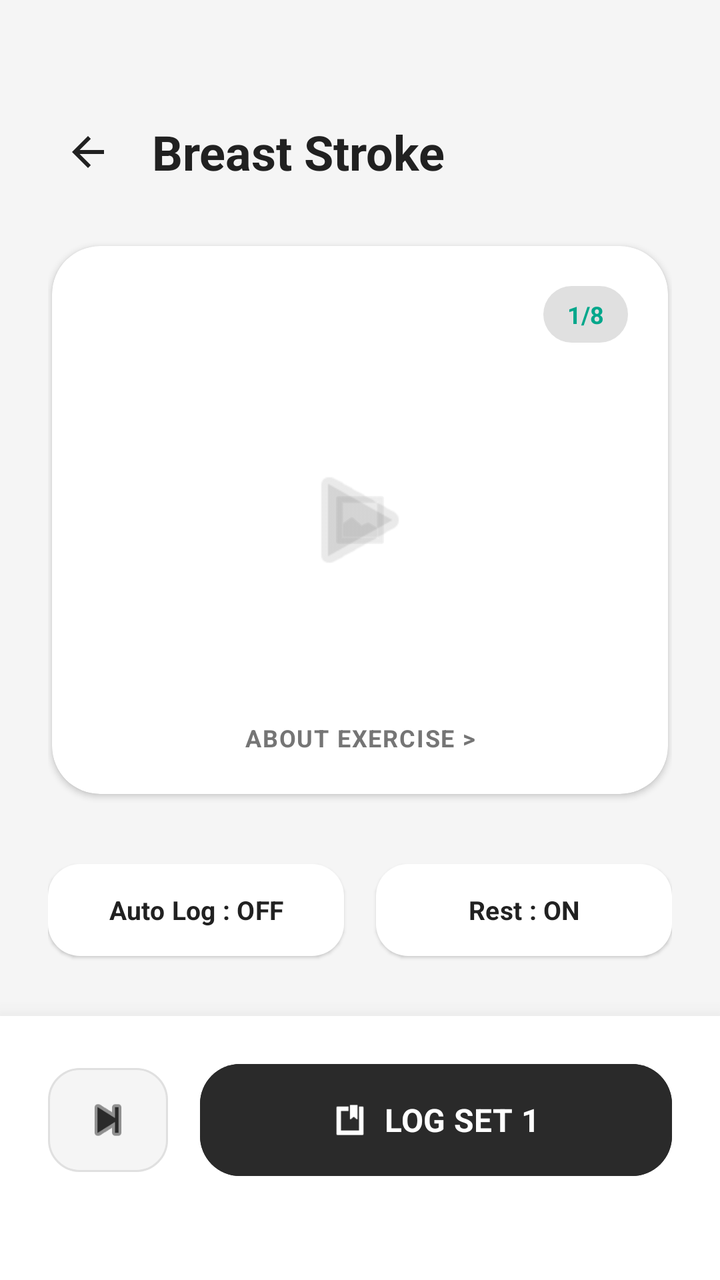
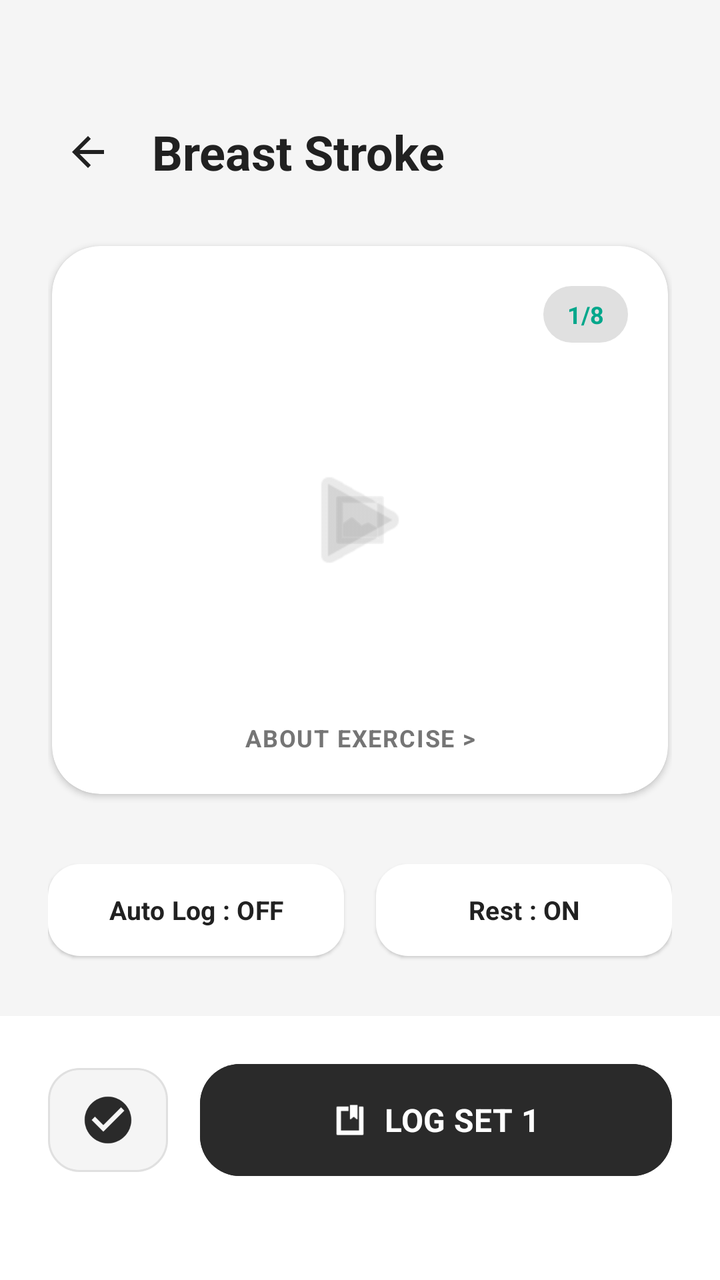

Screens rendered from an Android XML layout before and after an edit, with the pre-edit source and the edit as a unified diff.
<!-- AndroidManifest.xml: application theme Theme.Nutriority -->
<!-- res/layout/fragment_exercise_detail.xml -->
<?xml version="1.0" encoding="utf-8"?>
<androidx.constraintlayout.widget.ConstraintLayout
    xmlns:android="http://schemas.android.com/apk/res/android"
    xmlns:app="http://schemas.android.com/apk/res-auto"
    xmlns:tools="http://schemas.android.com/tools"
    android:layout_width="match_parent"
    android:layout_height="match_parent"
    android:background="@color/app_background"
    tools:context=".ui.workout.ExerciseDetailFragment">

    
    <LinearLayout
        android:id="@+id/header_container"
        android:layout_width="match_parent"
        android:layout_height="wrap_content"
        android:orientation="vertical"
        android:paddingHorizontal="24dp"
        android:paddingTop="56dp"
        android:paddingBottom="16dp"
        app:layout_constraintTop_toTopOf="parent">

        <LinearLayout
            android:layout_width="match_parent"
            android:layout_height="wrap_content"
            android:gravity="center_vertical"
            android:orientation="horizontal">

            <ImageView
                android:id="@+id/backButton"
                android:layout_width="40dp"
                android:layout_height="40dp"
                android:importantForAccessibility="no"
                android:padding="8dp"
                android:src="@drawable/ic_arrow_back"
                app:tint="#212121" />

            <TextView
                android:id="@+id/exerciseTitle"
                android:layout_width="wrap_content"
                android:layout_height="wrap_content"
                android:layout_marginStart="12dp"
                android:fontFamily="sans-serif"
                android:textStyle="bold"
                android:text="Breast Stroke"
                android:textColor="#212121"
                android:textSize="24sp"
                app:autoSizeTextType="uniform"
                app:autoSizeMinTextSize="18sp"
                app:autoSizeMaxTextSize="24sp" />
        </LinearLayout>
    </LinearLayout>

    <androidx.core.widget.NestedScrollView
        android:layout_width="0dp"
        android:layout_height="0dp"
        android:clipToPadding="false"
        android:paddingBottom="100dp"
        app:layout_constraintBottom_toTopOf="@id/bottom_bar"
        app:layout_constraintEnd_toEndOf="parent"
        app:layout_constraintStart_toStartOf="parent"
        app:layout_constraintTop_toBottomOf="@id/header_container">

        <LinearLayout
            android:layout_width="match_parent"
            android:layout_height="wrap_content"
            android:orientation="vertical"
            android:paddingHorizontal="24dp">

            
            <com.google.android.material.card.MaterialCardView
                android:layout_width="match_parent"
                android:layout_height="280dp"
                android:layout_marginTop="8dp"
                app:cardBackgroundColor="@android:color/white"
                app:cardCornerRadius="24dp"
                app:cardElevation="2dp"
                app:cardPreventCornerOverlap="false"
                app:cardUseCompatPadding="true"
                app:strokeWidth="0dp">

                <androidx.constraintlayout.widget.ConstraintLayout
                    android:layout_width="match_parent"
                    android:layout_height="match_parent"
                    android:background="@android:color/transparent">

                    <TextView
                        android:id="@+id/exerciseCountText"
                        android:layout_width="wrap_content"
                        android:layout_height="wrap_content"
                        android:layout_marginTop="20dp"
                        android:layout_marginEnd="20dp"
                        android:background="@drawable/rounded_chip_background_light"
                        android:fontFamily="sans-serif"
                        android:textStyle="bold"
                        android:paddingHorizontal="12dp"
                        android:paddingVertical="6dp"
                        android:text="1/8"
                        android:textColor="@color/green"
                        android:textSize="12sp"
                        app:autoSizeTextType="uniform"
                        app:autoSizeMinTextSize="10sp"
                        app:autoSizeMaxTextSize="12sp"
                        app:layout_constraintEnd_toEndOf="parent"
                        app:layout_constraintTop_toTopOf="parent" />

                    <ImageView
                        android:id="@+id/img_exercise"
                        android:layout_width="match_parent"
                        android:layout_height="match_parent"
                        android:importantForAccessibility="no"
                        android:scaleType="centerInside"
                        android:layout_margin="32dp"
                        android:src="@android:drawable/ic_menu_gallery"
                        app:tint="#E0E0E0" />

                    <ImageView
                        android:layout_width="64dp"
                        android:layout_height="64dp"
                        android:importantForAccessibility="no"
                        android:src="@android:drawable/ic_media_play"
                        android:alpha="0.2"
                        app:layout_constraintBottom_toBottomOf="parent"
                        app:layout_constraintEnd_toEndOf="parent"
                        app:layout_constraintStart_toStartOf="parent"
                        app:layout_constraintTop_toTopOf="parent"
                        app:tint="@color/primary_dark" />

                    <TextView
                        android:id="@+id/btnAboutExercise"
                        android:layout_width="wrap_content"
                        android:layout_height="wrap_content"
                        android:layout_marginBottom="20dp"
                        android:fontFamily="sans-serif"
                        android:textStyle="bold"
                        android:text="ABOUT EXERCISE >"
                        android:textColor="#757575"
                        android:textSize="12sp"
                        android:letterSpacing="0.05"
                        app:autoSizeTextType="uniform"
                        app:autoSizeMinTextSize="10sp"
                        app:autoSizeMaxTextSize="12sp"
                        app:layout_constraintBottom_toBottomOf="parent"
                        app:layout_constraintEnd_toEndOf="parent"
                        app:layout_constraintStart_toStartOf="parent" />

                </androidx.constraintlayout.widget.ConstraintLayout>
            </com.google.android.material.card.MaterialCardView>

            
            <LinearLayout
                android:id="@+id/settings_row"
                android:layout_width="match_parent"
                android:layout_height="wrap_content"
                android:layout_marginTop="24dp"
                android:orientation="horizontal"
                android:clipToPadding="false"
                android:paddingVertical="4dp">

                <com.google.android.material.button.MaterialButton
                    android:id="@+id/btnAutoLog"
                    style="@style/Widget.Material3.Button.ElevatedButton"
                    android:layout_width="0dp"
                    android:layout_height="54dp"
                    android:layout_weight="1"
                    android:layout_marginEnd="8dp"
                    android:fontFamily="sans-serif"
                    android:textStyle="bold"
                    android:text="Auto Log : OFF"
                    android:textColor="#212121"
                    android:textSize="13sp"
                    app:backgroundTint="@color/white"
                    app:cornerRadius="16dp"
                    app:elevation="2dp"
                    app:autoSizeTextType="uniform"
                    app:autoSizeMinTextSize="10sp"
                    app:autoSizeMaxTextSize="13sp" />

                <com.google.android.material.button.MaterialButton
                    android:id="@+id/btnRest"
                    style="@style/Widget.Material3.Button.ElevatedButton"
                    android:layout_width="0dp"
                    android:layout_height="54dp"
                    android:layout_weight="1"
                    android:layout_marginStart="8dp"
                    android:fontFamily="sans-serif"
                    android:textStyle="bold"
                    android:text="Rest : ON"
                    android:textColor="#212121"
                    android:textSize="13sp"
                    app:backgroundTint="@color/white"
                    app:cornerRadius="16dp"
                    app:elevation="2dp"
                    app:autoSizeTextType="uniform"
                    app:autoSizeMinTextSize="10sp"
                    app:autoSizeMaxTextSize="13sp" />
            </LinearLayout>

            <TextView
                android:id="@+id/tv_sets_title"
                android:layout_width="wrap_content"
                android:layout_height="wrap_content"
                android:layout_marginTop="32dp"
                android:fontFamily="sans-serif"
                android:textStyle="bold"
                android:text="Sets"
                android:textColor="#212121"
                android:textSize="20sp"
                app:autoSizeTextType="uniform"
                app:autoSizeMinTextSize="16sp"
                app:autoSizeMaxTextSize="20sp" />

            <androidx.recyclerview.widget.RecyclerView
                android:id="@+id/setsRecyclerView"
                android:layout_width="match_parent"
                android:layout_height="wrap_content"
                android:layout_marginTop="8dp"
                android:layout_marginBottom="24dp"
                android:nestedScrollingEnabled="false"
                tools:listitem="@layout/item_exercise_set" />

        </LinearLayout>
    </androidx.core.widget.NestedScrollView>

    <com.google.android.material.card.MaterialCardView
        android:id="@+id/bottom_bar"
        android:layout_width="match_parent"
        android:layout_height="wrap_content"
        app:cardBackgroundColor="@android:color/white"
        app:cardCornerRadius="0dp"
        app:cardElevation="16dp"
        app:layout_constraintBottom_toBottomOf="parent"
        app:strokeWidth="0dp">

        <LinearLayout
            android:layout_width="match_parent"
            android:layout_height="wrap_content"
            android:layout_marginHorizontal="24dp"
            android:layout_marginTop="20dp"
            android:layout_marginBottom="48dp"
            android:gravity="center_vertical"
            android:orientation="horizontal">

            <com.google.android.material.button.MaterialButton
                android:id="@+id/btnCheck"
                style="@style/Widget.Material3.Button.OutlinedButton"
                android:layout_width="60dp"
                android:layout_height="60dp"
                android:padding="0dp"
                app:cornerRadius="16dp"
                app:backgroundTint="#F5F5F5"
                app:strokeColor="#E0E0E0"
                app:strokeWidth="1dp"
                app:icon="@android:drawable/ic_media_next"
                app:iconGravity="textStart"
                app:iconPadding="0dp"
                app:iconSize="28dp"
                app:iconTint="@color/primary_dark" />

            <com.google.android.material.button.MaterialButton
                android:id="@+id/btnLogSet"
                android:layout_width="0dp"
                android:layout_height="64dp"
                android:layout_weight="1"
                android:layout_marginStart="16dp"
                android:fontFamily="sans-serif"
                android:textStyle="bold"
                android:text="LOG SET 1"
                android:textSize="16sp"
                android:backgroundTint="@color/primary_dark"
                android:textColor="@color/white"
                app:cornerRadius="20dp"
                app:icon="@android:drawable/ic_input_get"
                app:iconTint="@color/white"
                app:iconGravity="textStart"
                app:autoSizeTextType="uniform"
                app:autoSizeMinTextSize="12sp"
                app:autoSizeMaxTextSize="16sp" />

        </LinearLayout>
    </com.google.android.material.card.MaterialCardView>

</androidx.constraintlayout.widget.ConstraintLayout>
<!-- res/layout/item_exercise_set.xml (included above) -->
<?xml version="1.0" encoding="utf-8"?>
<com.google.android.material.card.MaterialCardView
    xmlns:android="http://schemas.android.com/apk/res/android"
    xmlns:app="http://schemas.android.com/apk/res-auto"
    xmlns:tools="http://schemas.android.com/tools"
    android:layout_width="match_parent"
    android:layout_height="wrap_content"
    android:layout_marginVertical="4dp"
    app:cardBackgroundColor="@android:color/white"
    app:cardCornerRadius="16dp"
    app:cardElevation="2dp"
    app:cardPreventCornerOverlap="false"
    app:cardUseCompatPadding="true"
    app:strokeWidth="0dp">

    <androidx.constraintlayout.widget.ConstraintLayout
        android:layout_width="match_parent"
        android:layout_height="72dp"
        android:background="@android:color/transparent"
        android:paddingHorizontal="16dp">

        <TextView
            android:id="@+id/set_number"
            android:layout_width="36dp"
            android:layout_height="36dp"
            android:background="@drawable/bg_set_number_active"
            android:gravity="center"
            android:fontFamily="sans-serif"
            android:textStyle="bold"
            android:textColor="#FFFFFF"
            android:textSize="16sp"
            app:autoSizeTextType="uniform"
            app:autoSizeMinTextSize="12sp"
            app:autoSizeMaxTextSize="16sp"
            app:layout_constraintBottom_toBottomOf="parent"
            app:layout_constraintStart_toStartOf="parent"
            app:layout_constraintTop_toTopOf="parent" />

        <LinearLayout
            android:id="@+id/reps_container"
            android:layout_width="0dp"
            android:layout_height="wrap_content"
            android:gravity="center"
            android:orientation="vertical"
            app:layout_constraintBottom_toBottomOf="parent"
            app:layout_constraintEnd_toStartOf="@id/divider"
            app:layout_constraintStart_toEndOf="@id/set_number"
            app:layout_constraintTop_toTopOf="parent">

            <TextView
                android:id="@+id/reps_count"
                android:layout_width="match_parent"
                android:layout_height="wrap_content"
                android:fontFamily="sans-serif"
                android:textStyle="bold"
                android:textColor="#212121"
                android:textSize="22sp"
                android:gravity="center"
                app:autoSizeTextType="uniform"
                app:autoSizeMinTextSize="16sp"
                app:autoSizeMaxTextSize="22sp" />

            <TextView
                android:id="@+id/unit_label"
                android:layout_width="match_parent"
                android:layout_height="wrap_content"
                android:fontFamily="sans-serif-medium"
                android:text="reps"
                android:textAllCaps="true"
                android:textColor="#757575"
                android:textSize="10sp"
                android:letterSpacing="0.1"
                android:gravity="center"
                app:autoSizeTextType="uniform"
                app:autoSizeMinTextSize="8sp"
                app:autoSizeMaxTextSize="10sp" />
        </LinearLayout>

        <View
            android:id="@+id/divider"
            android:layout_width="1dp"
            android:layout_height="24dp"
            android:background="#F5F5F5"
            app:layout_constraintBottom_toBottomOf="parent"
            app:layout_constraintEnd_toStartOf="@+id/delete_button"
            app:layout_constraintStart_toEndOf="@id/reps_container"
            app:layout_constraintTop_toTopOf="parent" />

        <LinearLayout
            android:id="@+id/delete_button"
            android:layout_width="0dp"
            android:layout_height="wrap_content"
            android:gravity="center"
            android:orientation="vertical"
            app:layout_constraintBottom_toBottomOf="parent"
            app:layout_constraintEnd_toEndOf="parent"
            app:layout_constraintStart_toEndOf="@id/divider"
            app:layout_constraintTop_toTopOf="parent">

            <ImageView
                android:layout_width="20dp"
                android:layout_height="20dp"
                android:importantForAccessibility="no"
                android:src="@android:drawable/ic_menu_delete"
                app:tint="#757575" />

            <TextView
                android:id="@+id/delete_text"
                android:layout_width="match_parent"
                android:layout_height="wrap_content"
                android:layout_marginTop="4dp"
                android:fontFamily="sans-serif"
                android:textStyle="bold"
                android:text="REMOVE"
                android:textColor="#757575"
                android:textSize="10sp"
                android:letterSpacing="0.05"
                android:gravity="center"
                app:autoSizeTextType="uniform"
                app:autoSizeMinTextSize="8sp"
                app:autoSizeMaxTextSize="10sp" />
        </LinearLayout>

    </androidx.constraintlayout.widget.ConstraintLayout>
</com.google.android.material.card.MaterialCardView>
<!-- resources referenced by this layout -->
<resources>
  <color name="app_background">#F5F5F5</color>
  <color name="green">#00A78B</color>
  <color name="primary_dark">#2A2A2A</color>
  <color name="white">#FFFFFFFF</color>
  <!-- drawable bg_set_number_active (drawable) -->
  <?xml version="1.0" encoding="utf-8"?>
  <shape xmlns:android="http://schemas.android.com/apk/res/android"
      android:shape="rectangle">
      <corners android:radius="8dp"/>
      <solid android:color="@color/secondary_blue"/>
  </shape>
  <!-- drawable ic_arrow_back (drawable) -->
  <vector xmlns:android="http://schemas.android.com/apk/res/android" android:autoMirrored="true" android:height="32dp" android:tint="#000000" android:viewportHeight="24" android:viewportWidth="24" android:width="32dp">
        
      <path android:fillColor="@android:color/white" android:pathData="M20,11H7.83l5.59,-5.59L12,4l-8,8 8,8 1.41,-1.41L7.83,13H20v-2z"/>
      
  </vector>
  <!-- drawable rounded_chip_background_light (drawable) -->
  <shape xmlns:android="http://schemas.android.com/apk/res/android">
      <solid android:color="#E0E0E0" />
      <corners android:radius="24dp" />
  </shape>
  <style name="Theme.Nutriority" parent="Base.Theme.Nutriority" />
  <color name="secondary_blue">#00A4B9</color>
  <style name="Base.Theme.Nutriority" parent="Theme.Material3.Light.NoActionBar">
          <item name="android:windowBackground">#F5F5F5</item>
          <item name="android:windowDrawsSystemBarBackgrounds">true</item>
          <item name="android:statusBarColor">@android:color/transparent</item>
          <item name="android:windowLightStatusBar">true</item>
          <item name="android:navigationBarColor">@android:color/transparent</item>
          <item name="android:windowLightNavigationBar" tools:ignore="NewApi">true</item>
          <item name="android:enforceNavigationBarContrast" tools:ignore="NewApi">false</item>
      </style>
</resources>

<!-- the commit's change to res/layout/fragment_exercise_detail.xml (unified diff, before → after) -->
@@ -55,7 +55,7 @@
         android:layout_height="0dp"
         android:clipToPadding="false"
         android:paddingBottom="100dp"
-        app:layout_constraintBottom_toTopOf="@id/bottom_bar"
+        app:layout_constraintBottom_toTopOf="@id/bottom_bar_container"
         app:layout_constraintEnd_toEndOf="parent"
         app:layout_constraintStart_toStartOf="parent"
         app:layout_constraintTop_toBottomOf="@id/header_container">
@@ -221,63 +221,179 @@
         </LinearLayout>
     </androidx.core.widget.NestedScrollView>
 
-    <com.google.android.material.card.MaterialCardView
-        android:id="@+id/bottom_bar"
+    <FrameLayout
+        android:id="@+id/bottom_bar_container"
         android:layout_width="match_parent"
         android:layout_height="wrap_content"
-        app:cardBackgroundColor="@android:color/white"
-        app:cardCornerRadius="0dp"
-        app:cardElevation="16dp"
-        app:layout_constraintBottom_toBottomOf="parent"
-        app:strokeWidth="0dp">
-
-        <LinearLayout
+        app:layout_constraintBottom_toBottomOf="parent">
+
+        
+        <com.google.android.material.card.MaterialCardView
+            android:id="@+id/bottom_bar"
             android:layout_width="match_parent"
             android:layout_height="wrap_content"
-            android:layout_marginHorizontal="24dp"
-            android:layout_marginTop="20dp"
-            android:layout_marginBottom="48dp"
-            android:gravity="center_vertical"
-            android:orientation="horizontal">
-
-            <com.google.android.material.button.MaterialButton
-                android:id="@+id/btnCheck"
-                style="@style/Widget.Material3.Button.OutlinedButton"
-                android:layout_width="60dp"
-                android:layout_height="60dp"
-                android:padding="0dp"
-                app:cornerRadius="16dp"
-                app:backgroundTint="#F5F5F5"
-                app:strokeColor="#E0E0E0"
-                app:strokeWidth="1dp"
-                app:icon="@android:drawable/ic_media_next"
-                app:iconGravity="textStart"
-                app:iconPadding="0dp"
-                app:iconSize="28dp"
-                app:iconTint="@color/primary_dark" />
-
-            <com.google.android.material.button.MaterialButton
-                android:id="@+id/btnLogSet"
-                android:layout_width="0dp"
-                android:layout_height="64dp"
-                android:layout_weight="1"
-                android:layout_marginStart="16dp"
-                android:fontFamily="sans-serif"
-                android:textStyle="bold"
-                android:text="LOG SET 1"
-                android:textSize="16sp"
-                android:backgroundTint="@color/primary_dark"
-                android:textColor="@color/white"
-                app:cornerRadius="20dp"
-                app:icon="@android:drawable/ic_input_get"
-                app:iconTint="@color/white"
-                app:iconGravity="textStart"
-                app:autoSizeTextType="uniform"
-                app:autoSizeMinTextSize="12sp"
-                app:autoSizeMaxTextSize="16sp" />
-
-        </LinearLayout>
-    </com.google.android.material.card.MaterialCardView>
+            app:cardBackgroundColor="@android:color/white"
+            app:cardCornerRadius="0dp"
+            app:cardElevation="16dp"
+            app:strokeWidth="0dp">
+
+            <LinearLayout
+                android:layout_width="match_parent"
+                android:layout_height="wrap_content"
+                android:layout_marginHorizontal="24dp"
+                android:layout_marginTop="20dp"
+                android:layout_marginBottom="48dp"
+                android:gravity="center_vertical"
+                android:orientation="horizontal">
+
+                
+                <com.google.android.material.button.MaterialButton
+                    android:id="@+id/btnCheck"
+                    style="@style/Widget.Material3.Button.OutlinedButton"
+                    android:layout_width="60dp"
+                    android:layout_height="60dp"
+                    android:padding="0dp"
+                    app:cornerRadius="16dp"
+                    app:backgroundTint="#F5F5F5"
+                    app:strokeColor="#E0E0E0"
+                    app:strokeWidth="1dp"
+                    app:icon="@drawable/ic_check_circle"
+                    app:iconGravity="textStart"
+                    app:iconPadding="0dp"
+                    app:iconSize="28dp"
+                    app:iconTint="@color/primary_dark" />
+
+                <com.google.android.material.button.MaterialButton
+                    android:id="@+id/btnLogSet"
+                    android:layout_width="0dp"
+                    android:layout_height="64dp"
+                    android:layout_weight="1"
+                    android:layout_marginStart="16dp"
+                    android:fontFamily="sans-serif"
+                    android:textStyle="bold"
+                    android:text="LOG SET 1"
+                    android:textSize="16sp"
+                    android:backgroundTint="@color/primary_dark"
+                    android:textColor="@color/white"
+                    app:cornerRadius="20dp"
+                    app:icon="@android:drawable/ic_input_get"
+                    app:iconTint="@color/white"
+                    app:iconGravity="textStart"
+                    app:autoSizeTextType="uniform"
+                    app:autoSizeMinTextSize="12sp"
+                    app:autoSizeMaxTextSize="16sp" />
+
+            </LinearLayout>
+        </com.google.android.material.card.MaterialCardView>
+
+        
+        <com.google.android.material.card.MaterialCardView
+            android:id="@+id/rest_timer_bar"
+            android:layout_width="match_parent"
+            android:layout_height="wrap_content"
+            android:visibility="gone"
+            app:cardBackgroundColor="@android:color/white"
+            app:cardCornerRadius="0dp"
+            app:cardElevation="16dp"
+            app:strokeWidth="0dp">
+
+            <androidx.constraintlayout.widget.ConstraintLayout
+                android:layout_width="match_parent"
+                android:layout_height="wrap_content"
+                android:paddingBottom="48dp"
+                android:clickable="true"
+                android:focusable="true">
+
+                
+                <ImageView
+                    android:id="@+id/btnCloseRest"
+                    android:layout_width="32dp"
+                    android:layout_height="32dp"
+                    android:layout_margin="16dp"
+                    android:src="@drawable/ic_close"
+                    app:layout_constraintStart_toStartOf="parent"
+                    app:layout_constraintTop_toTopOf="parent"
+                    app:tint="#757575" />
+
+                <TextView
+                    android:layout_width="wrap_content"
+                    android:layout_height="wrap_content"
+                    android:text="Rest"
+                    android:textColor="#212121"
+                    android:textSize="20sp"
+                    android:fontFamily="sans-serif"
+                    android:textStyle="bold"
+                    app:layout_constraintBottom_toBottomOf="@id/btnCloseRest"
+                    app:layout_constraintEnd_toEndOf="parent"
+                    app:layout_constraintStart_toStartOf="parent"
+                    app:layout_constraintTop_toTopOf="@id/btnCloseRest" />
+
+                
+                <LinearLayout
+                    android:id="@+id/timer_layout"
+                    android:layout_width="match_parent"
+                    android:layout_height="wrap_content"
+                    android:layout_marginTop="32dp"
+                    android:gravity="center"
+                    android:orientation="horizontal"
+                    app:layout_constraintTop_toBottomOf="@id/btnCloseRest">
+
+                    <com.google.android.material.button.MaterialButton
+                        android:id="@+id/btnMinus5"
+                        style="@style/Widget.Material3.Button.OutlinedButton"
+                        android:layout_width="60dp"
+                        android:layout_height="60dp"
+                        android:text="-5"
+                        android:textColor="@color/green"
+                        android:fontFamily="sans-serif"
+                        android:textStyle="bold"
+                        app:cornerRadius="16dp"
+                        app:strokeColor="@color/green" />
+
+                    <TextView
+                        android:id="@+id/tvRestTimer"
+                        android:layout_width="wrap_content"
+                        android:layout_height="wrap_content"
+                        android:layout_marginHorizontal="24dp"
+                        android:fontFamily="sans-serif"
+                        android:text="00:36s"
+                        android:textColor="#212121"
+                        android:textSize="48sp"
+                        android:textStyle="bold" />
+
+                    <com.google.android.material.button.MaterialButton
+                        android:id="@+id/btnPlus5"
+                        style="@style/Widget.Material3.Button.OutlinedButton"
+                        android:layout_width="60dp"
+                        android:layout_height="60dp"
+                        android:text="+5"
+                        android:textColor="@color/green"
+                        android:fontFamily="sans-serif"
+                        android:textStyle="bold"
+                        app:cornerRadius="16dp"
+                        app:strokeColor="@color/green" />
+                </LinearLayout>
+
+                
+                <com.google.android.material.button.MaterialButton
+                    android:id="@+id/btnStopRest"
+                    android:layout_width="match_parent"
+                    android:layout_height="64dp"
+                    android:layout_marginHorizontal="24dp"
+                    android:layout_marginTop="32dp"
+                    android:backgroundTint="@color/primary_dark"
+                    android:text="STOP"
+                    android:textColor="#FFFFFF"
+                    android:fontFamily="sans-serif"
+                    android:textStyle="bold"
+                    app:cornerRadius="20dp"
+                    app:icon="@drawable/dot_active"
+                    app:iconTint="#D32F2F"
+                    app:layout_constraintTop_toBottomOf="@id/timer_layout" />
+
+            </androidx.constraintlayout.widget.ConstraintLayout>
+        </com.google.android.material.card.MaterialCardView>
+    </FrameLayout>
 
 </androidx.constraintlayout.widget.ConstraintLayout>
 <!-- res/layout/item_exercise_set.xml (included above) -->
<!-- resource entries referenced after the edit -->
@@ -11,11 +11,39 @@
       <corners android:radius="8dp"/>
       <solid android:color="@color/secondary_blue"/>
   </shape>
+  <!-- drawable dot_active (drawable) -->
+  <?xml version="1.0" encoding="utf-8"?>
+  <shape xmlns:android="http://schemas.android.com/apk/res/android"
+      android:shape="oval">
+      <solid android:color="@android:color/white"/>
+      <size android:width="12dp" android:height="12dp"/>
+  </shape>
   <!-- drawable ic_arrow_back (drawable) -->
   <vector xmlns:android="http://schemas.android.com/apk/res/android" android:autoMirrored="true" android:height="32dp" android:tint="#000000" android:viewportHeight="24" android:viewportWidth="24" android:width="32dp">
         
       <path android:fillColor="@android:color/white" android:pathData="M20,11H7.83l5.59,-5.59L12,4l-8,8 8,8 1.41,-1.41L7.83,13H20v-2z"/>
       
+  </vector>
+  <!-- drawable ic_check_circle (drawable) -->
+  <vector xmlns:android="http://schemas.android.com/apk/res/android"
+      android:width="24dp"
+      android:height="24dp"
+      android:viewportWidth="24"
+      android:viewportHeight="24"
+      android:tint="?attr/colorControlNormal">
+    <path
+        android:fillColor="@android:color/white"
+        android:pathData="M12,2C6.48,2 2,6.48 2,12s4.48,10 10,10 10,-4.48 10,-10S17.52,2 12,2zM10,17l-5,-5 1.41,-1.41L10,14.17l7.59,-7.59L19,8l-9,9z"/>
+  </vector>
+  <!-- drawable ic_close (drawable) -->
+  <vector xmlns:android="http://schemas.android.com/apk/res/android"
+      android:width="24dp"
+      android:height="24dp"
+      android:viewportWidth="24"
+      android:viewportHeight="24">
+      <path
+          android:fillColor="#000000"
+          android:pathData="M19,6.41L17.59,5,12,10.59,6.41,5,5,6.41,10.59,12,5,17.59,6.41,19,12,13.41,17.59,19,19,17.59,13.41,12z" />
   </vector>
   <!-- drawable rounded_chip_background_light (drawable) -->
   <shape xmlns:android="http://schemas.android.com/apk/res/android">
